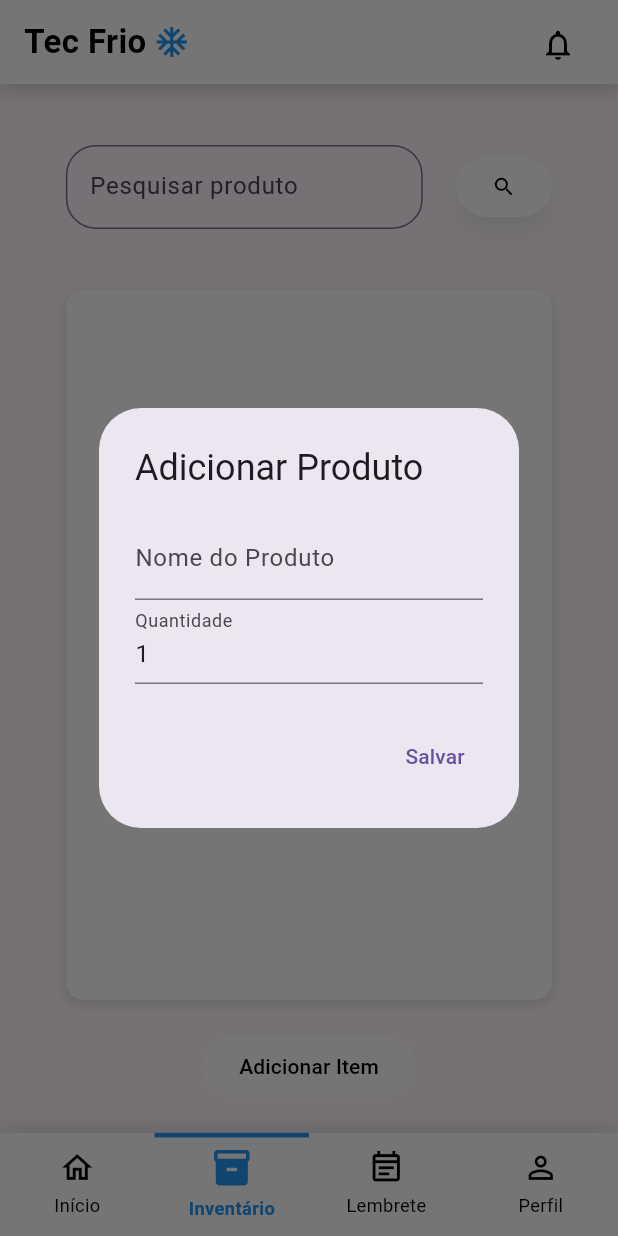
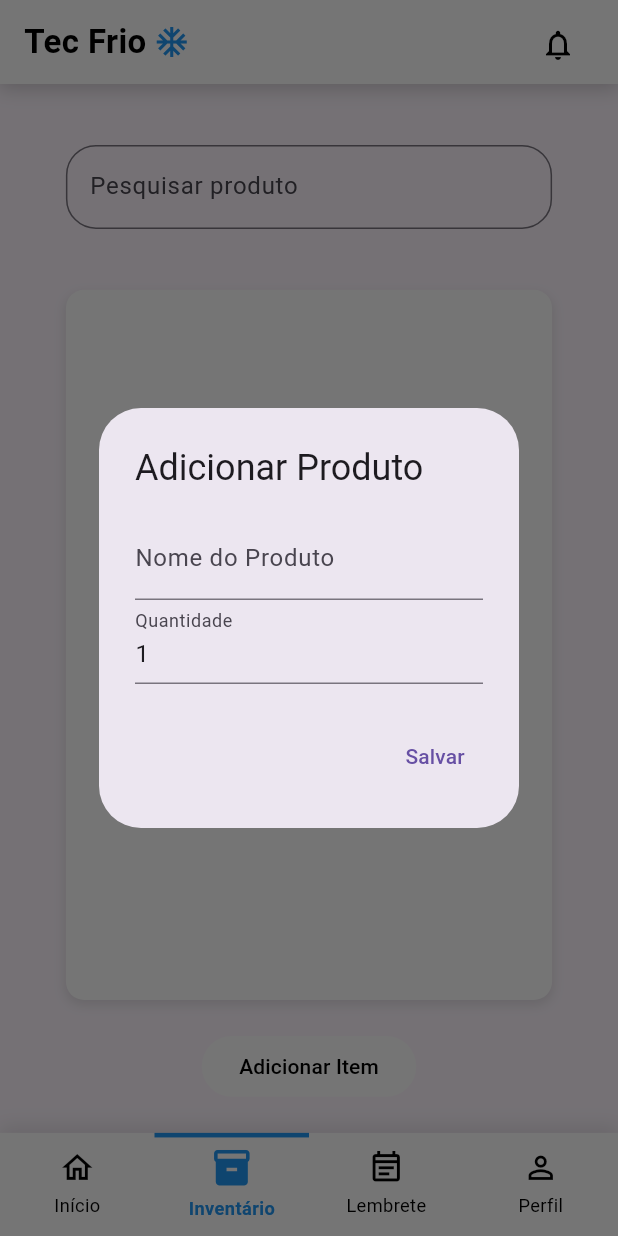
Before and after one commit to iShoockx/Projetos-3, a Flutter app: the LembreteScreen screen opened by its route, item 2 of the bottom bar chosen, after a tap on "Adicionar Item", on a phone screen of 412 x 824 dp. Run offline on Flutter 3.47's test engine with Material 3 defaults, Android fonts, the light colour scheme and no system bars; our stand-ins replace cloud_firestore, firebase_auth, firebase_core, flutter_screenutil, shared_preferences; accounts and stored records are empty.

Commit message:
Commit 8
Antes do rafael fuder o codigo

```diff
--- a/Projeto/projetos_3/lib/models/produto.dart
+++ b/Projeto/projetos_3/lib/models/produto.dart
@@ -13,12 +13,12 @@ class Produto {
 
   factory Produto.fromMap(Map<String, dynamic> map) {
     return Produto(
-      id: map['id']?.toString() ?? '', // Garantindo que id seja uma String
+      id: map['id_item']?.toString() ?? '', // Garantindo que id seja uma String
       nome: map['nome']?.toString() ?? '',
       quantidade: (map['quantidade'] is int)
         ? map['quantidade']
         : int.tryParse(map['quantidade']?.toString() ?? '0') ?? 0,
-      userID: map['userID']!.toString() ?? '', // Adicionando userID como campo opcional
+      userID: map['userID']?.toString() ?? '', // Adicionando userID como campo opcional
     );
   }
 
--- a/Projeto/projetos_3/lib/screens/Lembrete_screen.dart
+++ b/Projeto/projetos_3/lib/screens/Lembrete_screen.dart
@@ -15,6 +15,8 @@ class _LembreteScreenState extends State<LembreteScreen> {
   final TextEditingController _tituloController = TextEditingController();
   DateTime? _selectedDate;
   TimeOfDay? _selectedTime;
+  bool _isImportant = false;
+  final TextEditingController _descricaoController = TextEditingController();
 
   final LembreteService _lembreteService = LembreteService();
 
@@ -33,7 +35,8 @@ class _LembreteScreenState extends State<LembreteScreen> {
   Widget build(BuildContext context) {
     return Scaffold(
       appBar: CustomAppBar(),
-      body: Padding(
+      body: SingleChildScrollView(
+        child: Padding(
           padding: EdgeInsets.symmetric(horizontal: 40.w, vertical: 20.h),
           child: Column(
             crossAxisAlignment: CrossAxisAlignment.stretch,
@@ -42,6 +45,17 @@ class _LembreteScreenState extends State<LembreteScreen> {
                 controller: _tituloController,
                 decoration: const InputDecoration(
                   labelText: "Título do lembrete",
+                ),
+              ),
+              SizedBox(height: 20.h),
+
+              TextField(
+                controller: _descricaoController,
+                maxLines: 3,
+                decoration: const InputDecoration(
+                  labelText: "Descrição",
+                  alignLabelWithHint: true,
+                  border: OutlineInputBorder(),
                 ),
               ),
               SizedBox(height: 20.h),
@@ -88,10 +102,27 @@ class _LembreteScreenState extends State<LembreteScreen> {
               ),
               SizedBox(height: 30.h),
 
+              Row(
+                children: [
+                  Checkbox(
+                    value: _isImportant,
+                    onChanged: (bool? value) {
+                      setState(() {
+                        _isImportant = value ?? false;
+                      });
+                    },
+                  ),
+                  const Text("Importante"),
+                ],
+              ),
+
+              SizedBox(height: 30.h),
+
               ElevatedButton(
                 onPressed: () async {
                   final titulo = _tituloController.text.trim();
                   final dataHora = _selectedDateTime;
+                  final descricao = _descricaoController.text.trim();
 
                   if (titulo.isEmpty || dataHora == null) {
                     ScaffoldMessenger.of(context).showSnackBar(
@@ -103,7 +134,12 @@ class _LembreteScreenState extends State<LembreteScreen> {
                   }
 
                   try {
-                  await _lembreteService.adicionarLembrete(titulo, dataHora);
+                    await _lembreteService.adicionarLembrete(
+                      titulo,
+                      descricao,
+                      dataHora,
+                      _isImportant,
+                    );
 
                     ScaffoldMessenger.of(context).showSnackBar(
                       const SnackBar(
@@ -127,6 +163,7 @@ class _LembreteScreenState extends State<LembreteScreen> {
             ],
           ),
         ),
+      ),
       bottomNavigationBar: Navbar(currentRoute: "/Lembrete"),
     );
   }
--- a/Projeto/projetos_3/lib/screens/inventario_screen.dart
+++ b/Projeto/projetos_3/lib/screens/inventario_screen.dart
@@ -1,6 +1,5 @@
 import 'package:flutter/material.dart';
 import 'package:flutter_screenutil/flutter_screenutil.dart';
-import 'package:projetos_3/cache/user_cache.dart';
 import 'package:projetos_3/widgets/inventario_itens.dart';
 import 'package:projetos_3/widgets/appbar.dart';
 import 'package:projetos_3/widgets/navbar.dart';
@@ -16,6 +15,13 @@ class InventarioScreen extends StatefulWidget {
 
 class _InventarioScreenState extends State<InventarioScreen> {
   final TextEditingController _controllerSearch = TextEditingController();
+  String query = "";
+
+  // @override
+  // void initState(){
+  //   super.initState()
+  //   final user =
+  // }
 
   @override
   Widget build(BuildContext context) {
@@ -39,24 +45,13 @@ class _InventarioScreenState extends State<InventarioScreen> {
                         borderRadius: BorderRadius.circular(20),
                       ),
                     ),
+                    onChanged: (value) {
+                      // se quiser pesquisa em tempo real
+                      setState(() {
+                        query = value.toLowerCase();
+                      });
+                    },
                   ),
-                ),
-                SizedBox(width: 20.w),
-                ElevatedButton(
-                  onPressed: () {
-                    // Aqui você pode implementar o filtro chamando setState
-                    // com base no texto do _controllerSearch
-                  },
-                  style: ElevatedButton.styleFrom(
-                    elevation: 6,
-                    shadowColor: Colors.black.withOpacity(0.2),
-                    backgroundColor: Colors.white,
-                    foregroundColor: Colors.black,
-                    shape: RoundedRectangleBorder(
-                      borderRadius: BorderRadius.circular(20),
-                    ),
-                  ),
-                  child: Icon(Icons.search, size: 16.sp),
                 ),
               ],
             ),
@@ -97,14 +92,25 @@ class _InventarioScreenState extends State<InventarioScreen> {
                         .map((item) => Produto.fromMap(item))
                         .toList();
 
+                    // 🔎 aplica o filtro
+                    final filtrados = produtos.where((produto) {
+                      return produto.nome.toLowerCase().contains(query);
+                    }).toList();
+
+                    if (filtrados.isEmpty) {
+                      return const Center(
+                        child: Text("Nenhum item encontrado"),
+                      );
+                    }
+
                     return ListView.builder(
                       padding: EdgeInsets.symmetric(
                         horizontal: 20.w,
                         vertical: 10.h,
                       ),
-                      itemCount: produtos.length,
+                      itemCount: filtrados.length,
                       itemBuilder: (context, index) {
-                        return InventarioItens(produto: produtos[index]);
+                        return InventarioItens(produto: filtrados[index]);
                       },
                     );
                   },
@@ -115,6 +121,7 @@ class _InventarioScreenState extends State<InventarioScreen> {
             SizedBox(height: 20.h),
 
             // Botão adicionar item
+            // (mantive igual ao que você já tinha)
             TextButton(
               style: TextButton.styleFrom(
                 minimumSize: Size(130.w, 40.h),
@@ -128,7 +135,6 @@ class _InventarioScreenState extends State<InventarioScreen> {
                 TextEditingController nomeController = TextEditingController();
                 TextEditingController quantidadeController =
                     TextEditingController(text: "1");
-
                 showDialog(
                   context: context,
                   builder: (context) {
@@ -156,32 +162,27 @@ class _InventarioScreenState extends State<InventarioScreen> {
                         TextButton(
                           onPressed: () async {
                             String nome = nomeController.text.trim();
-                            int? quantidade =
-                                int.tryParse(quantidadeController.text);
-
+                            int? quantidade = int.tryParse(
+                              quantidadeController.text,
+                            );
                             if (nome.isNotEmpty &&
                                 quantidade != null &&
                                 quantidade > 0) {
                               final snapshot = await getItens().first;
-
                               final encontrados = snapshot
                                   .where(
                                     (item) =>
-                                        item['nome']
-                                            .toString()
-                                            .toLowerCase() ==
+                                        item['nome'].toString().toLowerCase() ==
                                         nome.toLowerCase(),
                                   )
                                   .toList();
-
                               if (encontrados.isNotEmpty) {
                                 final existente = encontrados.first;
                                 final id = existente['id_item'];
-
                                 if (id != null && id is String) {
                                   final novaQuantidade =
                                       (existente['quantidade'] ?? 0) +
-                                          quantidade;
+                                      quantidade;
                                   await updateItem(id, nome, novaQuantidade);
                                 } else {
                                   ScaffoldMessenger.of(context).showSnackBar(
@@ -195,7 +196,6 @@ class _InventarioScreenState extends State<InventarioScreen> {
                               } else {
                                 addItem(nome, quantidade);
                               }
-
                               Navigator.of(context).pop();
                             } else {
                               ScaffoldMessenger.of(context).showSnackBar(
--- a/Projeto/projetos_3/lib/services/itens.dart
+++ b/Projeto/projetos_3/lib/services/itens.dart
@@ -22,16 +22,27 @@ Future<void> addItem(String nome, int quantidade) async {
 
 
 /// READ
-Stream<List<Map<String, dynamic>>> getItens() {
-  return db.collection('Itens').snapshots().map(
-    (snapshot) => snapshot.docs.map(
-      (doc) => {
-        'id_item': doc.id,         // <-- aqui pega o id aleatório do Firebase
-        ...doc.data(),        // <-- aqui espalha os outros campos do doc
-      },
-    ).toList(),
-  );
+/// READ - apenas itens do usuário logado
+Stream<List<Map<String, dynamic>>> getItens() async* {
+  final userId = await UserCache.getUid(); // ✅ pega UID do cache
+  if (userId == null) {
+    throw Exception('Usuário não encontrado no cache.');
+  }
+
+  yield* db
+      .collection('Itens')
+      .where('userID', isEqualTo: userId) // 🔎 filtro
+      .snapshots()
+      .map(
+        (snapshot) => snapshot.docs.map(
+          (doc) => {
+            'id_item': doc.id,
+            ...doc.data(),
+          },
+        ).toList(),
+      );
 }
+
 
 /// UPDATE
 Future<void> updateItem(String id, String novoNome, int novaQuantidade) async {
--- a/Projeto/projetos_3/pubspec.yaml
+++ b/Projeto/projetos_3/pubspec.yaml
@@ -39,6 +39,7 @@ dependencies:
   firebase_auth: ^6.0.1
   cloud_firestore: ^6.0.0
   shared_preferences: ^2.2.2
+  intl: ^0.18.1
 
 dev_dependencies:
   flutter_test:
```
Also changed, not shown: Projeto/projetos_3/lib/screens/notifications_screen.dart (+140 -32 lines), Projeto/projetos_3/lib/services/lembrete.dart (+13 -4 lines), Projeto/projetos_3/lib/widgets/Notificacao_itens.dart (+48 -8 lines), Projeto/projetos_3/pubspec.lock, 2 other files. Lines whose indentation alone changed are shown as unchanged.
